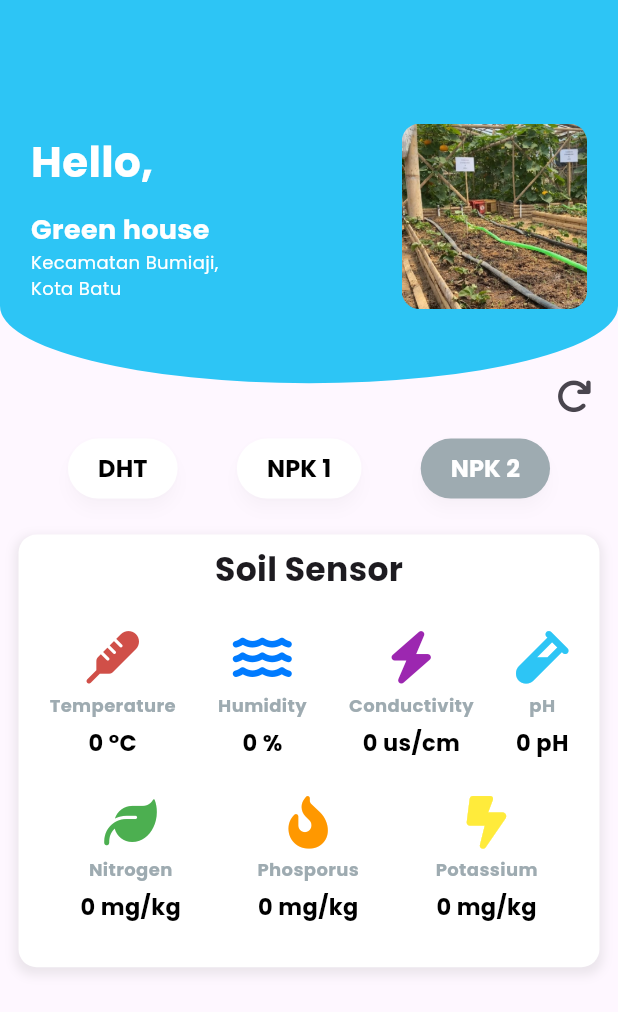
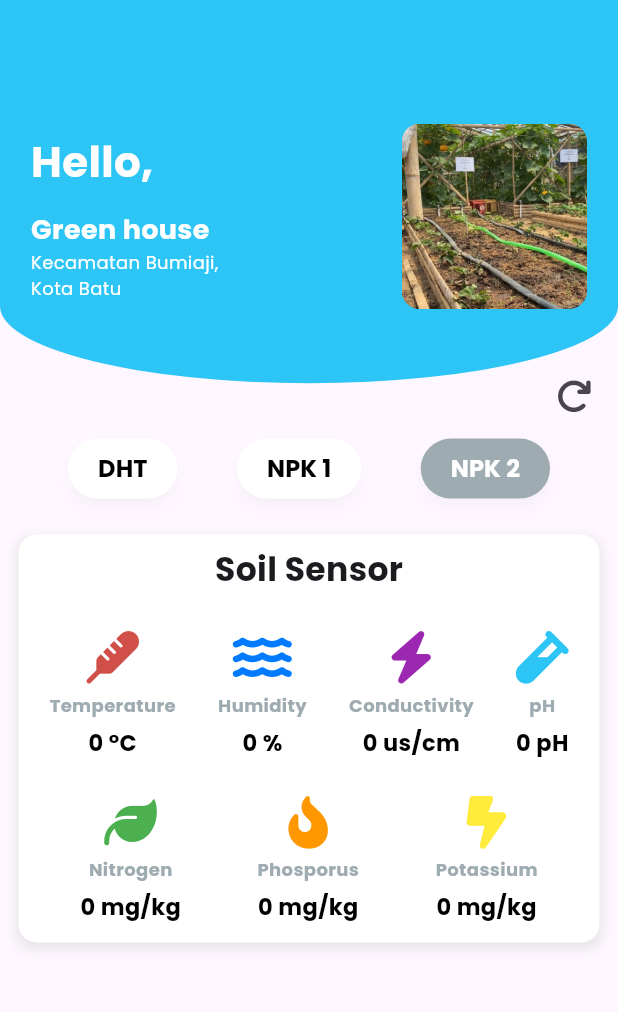
Before and after one commit to EqiBaihaqi/Smart-Farming-Mobile-App, a Flutter app: the HomePage screen opened directly, after a tap on "NPK 1", after a tap on "NPK 2", on a phone screen of 412 x 824 dp. Shown: the top 1012 px of the screen. Run offline on Flutter 3.47's test engine with Material 3 defaults, Android fonts, the phone set to English and light mode, and no system bars; our stand-ins replace animated_toggle_switch, dio, expandable, firebase_core, fl_chart, font_awesome_flutter and 8 more; accounts and stored records are empty; network calls fail.

Commit message:
Adjust UI sensors

```diff
--- a/lib/page/home_page/home_data_npk1_sensor.dart
+++ b/lib/page/home_page/home_data_npk1_sensor.dart
@@ -13,7 +13,7 @@ class HomeDataNpk1Sensor extends StatelessWidget {
     final homeController = Get.put(HomeController());
     return Container(
       width: double.infinity,
-      height: SizeDevice.getHeight(context) * 0.35,
+      height: SizeDevice.getHeight(context) * 0.33,
       decoration: BoxDecoration(
         borderRadius: BorderRadius.circular(12),
         color: whiteColor,
--- a/lib/page/home_page/home_data_npk2_sensor.dart
+++ b/lib/page/home_page/home_data_npk2_sensor.dart
@@ -13,7 +13,7 @@ class HomeDataNpk2Sensor extends StatelessWidget {
     final homeController = Get.put(HomeController());
     return Container(
       width: double.infinity,
-      height: SizeDevice.getHeight(context) * 0.35,
+      height: SizeDevice.getHeight(context) * 0.33,
       decoration: BoxDecoration(
         borderRadius: BorderRadius.circular(12),
         color: whiteColor,
```
